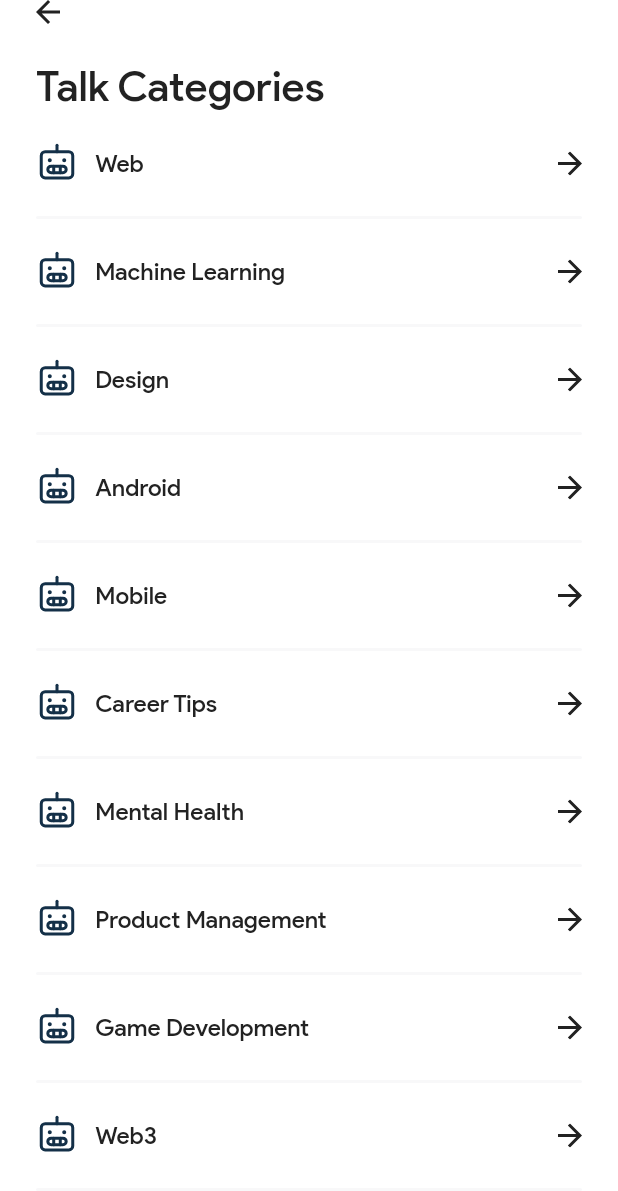
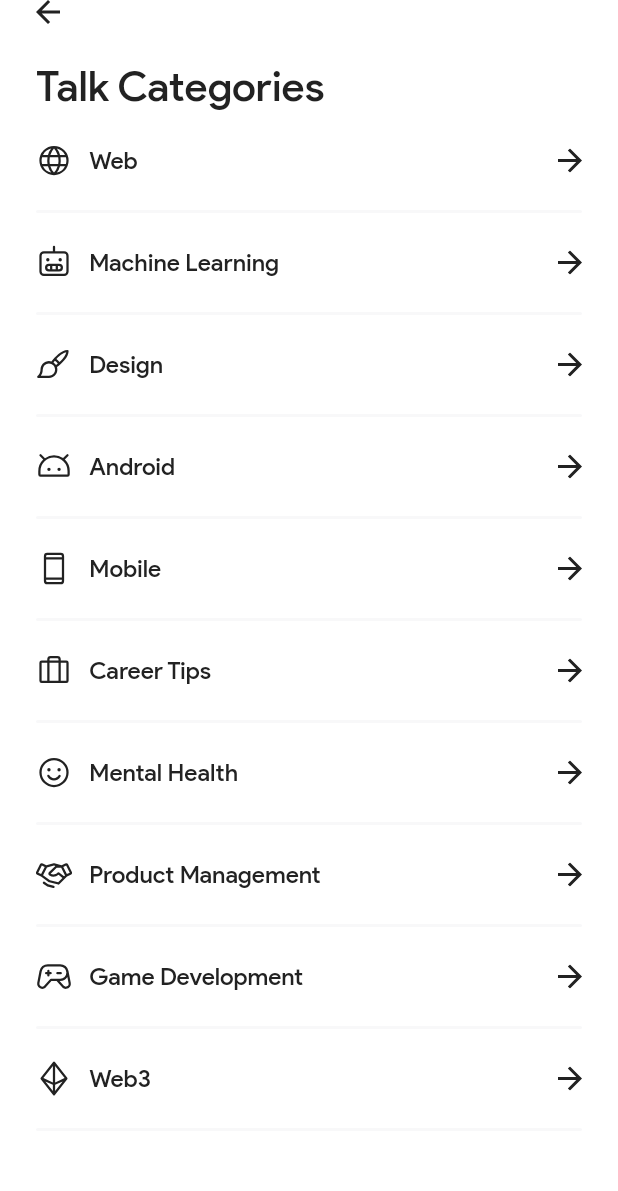
Before and after one commit to geektutor/devfestlagos2022, a Flutter app: the HomePage screen opened directly, after a tap on "View All", on a phone screen of 412 x 824 dp. Shown: the top 1191 px of the screen. Run offline on Flutter 3.47's test engine with Material 2 defaults, Android fonts, the phone set to English and light mode, and no system bars; our stand-ins replace card_swiper, firebase_core, flutter_phosphor_icons, flutter_svg, gap, hooks_riverpod; accounts and stored records are empty; generated files the repository leaves out were written again; project files that could hold a hidden picture were left out.

Commit message:
:bento: chore: migrate to phosphur icon

```diff
--- a/lib/utils/colors.dart
+++ b/lib/utils/colors.dart
@@ -17,6 +17,7 @@ class AppColors {
   static const lightBlue = Color(0xFFF1F6FE);
 
   static const pillBackground = Color(0xFFF1F5F4);
+  static const pillContent = Color(0xFF143048);
 
   static const lightYellow = Color(0xFFFFFBF0);
   static const yellow1 = Color(0xFFFEF4D7);
--- a/lib/views/controller_page/tabs/home/home_page.dart
+++ b/lib/views/controller_page/tabs/home/home_page.dart
@@ -6,6 +6,7 @@ import 'package:devfest/widgets/app_bar.dart';
 import 'package:devfest/widgets/pill_widget.dart';
 import 'package:devfest/widgets/touchable_opacity.dart';
 import 'package:flutter/material.dart';
+import 'package:flutter_phosphor_icons/flutter_phosphor_icons.dart';
 import 'package:gap/gap.dart';
 import 'package:hooks_riverpod/hooks_riverpod.dart';
 
@@ -71,24 +72,44 @@ class HomePage extends HookConsumerWidget {
                     runSpacing: 8,
                     children: const [
                       DevFestPillWidget(
-                        image: 'robot',
+                        icon: Icon(
+                          PhosphorIcons.robot,
+                          size: 21,
+                          color: AppColors.pillContent,
+                        ),
                         title: 'Machine Learning',
                       ),
                       DevFestPillWidget(
-                        image: 'web',
+                        icon: Icon(
+                          PhosphorIcons.globe,
+                          size: 21,
+                          color: AppColors.pillContent,
+                        ),
                         title: 'Web',
                       ),
                       DevFestPillWidget(
-                        image: 'design',
+                        icon: Icon(
+                          PhosphorIcons.paint_brush,
+                          size: 21,
+                          color: AppColors.pillContent,
+                        ),
                         title: 'Design',
                       ),
                       DevFestPillWidget(
-                        image: 'android',
+                        icon: Icon(
+                          PhosphorIcons.android_logo,
+                          size: 21,
+                          color: AppColors.pillContent,
+                        ),
                         title: 'Android',
                       ),
                       DevFestPillWidget(
-                        image: 'flutter',
-                        title: 'Flutter',
+                        icon: Icon(
+                          PhosphorIcons.device_mobile,
+                          size: 21,
+                          color: AppColors.pillContent,
+                        ),
+                        title: 'Mobile',
                       ),
                     ],
                   ),
--- a/lib/views/controller_page/tabs/home/sub_pages/talk_categories_sub_page.dart
+++ b/lib/views/controller_page/tabs/home/sub_pages/talk_categories_sub_page.dart
@@ -3,28 +3,45 @@ import 'package:devfest/utils/colors.dart';
 import 'package:devfest/utils/extensions/extensions.dart';
 import 'package:devfest/widgets/touchable_opacity.dart';
 import 'package:flutter/material.dart';
+import 'package:flutter_phosphor_icons/flutter_phosphor_icons.dart';
 import 'package:flutter_svg/svg.dart';
 import 'package:gap/gap.dart';
 import 'package:hooks_riverpod/hooks_riverpod.dart';
 
 import '../../../../../widgets/app_bar.dart';
 
+class TalkCategory {
+  String name;
+  Icon icon;
+
+  TalkCategory({required this.name, required this.icon});
+}
+
 class TalkCategoriesSubPage extends HookConsumerWidget {
   const TalkCategoriesSubPage({Key? key}) : super(key: key);
 
   @override
   Widget build(BuildContext context, ref) {
-    List<String> categories = [
-      'Web',
-      'Machine Learning',
-      'Design',
-      'Android',
-      'Mobile',
-      'Career Tips',
-      'Mental Health',
-      'Product Management',
-      'Game Development',
-      'Web3'
+    List<TalkCategory> categories = [
+      TalkCategory(name: 'Web', icon: const Icon(PhosphorIcons.globe)),
+      TalkCategory(
+          name: 'Machine Learning', icon: const Icon(PhosphorIcons.robot)),
+      TalkCategory(name: 'Design', icon: const Icon(PhosphorIcons.paint_brush)),
+      TalkCategory(
+          name: 'Android', icon: const Icon(PhosphorIcons.android_logo)),
+      TalkCategory(
+          name: 'Mobile', icon: const Icon(PhosphorIcons.device_mobile)),
+      TalkCategory(
+          name: 'Career Tips', icon: const Icon(PhosphorIcons.suitcase)),
+      TalkCategory(
+          name: 'Mental Health', icon: const Icon(PhosphorIcons.smiley)),
+      TalkCategory(
+          name: 'Product Management',
+          icon: const Icon(PhosphorIcons.handshake)),
+      TalkCategory(
+          name: 'Game Development',
+          icon: const Icon(PhosphorIcons.game_controller)),
+      TalkCategory(name: 'Web3', icon: const Icon(PhosphorIcons.currency_eth)),
     ];
     return Scaffold(
       backgroundColor: AppColors.white,
@@ -61,10 +78,10 @@ class TalkCategoriesSubPage extends HookConsumerWidget {
                         Row(
                           mainAxisSize: MainAxisSize.min,
                           children: [
-                            SvgPicture.asset('robot'.svg),
+                            e.icon,
                             const Gap(11.5),
                             Text(
-                              e,
+                              e.name,
                               style: const TextStyle(
                                 color: AppColors.grey0,
                                 fontSize: 16,
--- a/lib/widgets/pill_widget.dart
+++ b/lib/widgets/pill_widget.dart
@@ -1,19 +1,18 @@
 import 'package:devfest/utils/colors.dart';
 import 'package:devfest/widgets/touchable_opacity.dart';
 import 'package:flutter/material.dart';
-import 'package:flutter_svg/flutter_svg.dart';
 
-import 'package:devfest/utils/extensions/extensions.dart';
 import 'package:gap/gap.dart';
 
 class DevFestPillWidget extends StatelessWidget {
   const DevFestPillWidget({
     super.key,
     required this.title,
-    required this.image,
+    required this.icon,
   });
 
-  final String title, image;
+  final String title;
+  final Icon icon;
 
   @override
   Widget build(BuildContext context) {
@@ -27,7 +26,7 @@ class DevFestPillWidget extends StatelessWidget {
           child: Row(
             mainAxisSize: MainAxisSize.min,
             children: [
-              SvgPicture.asset(image.svg),
+              icon,
               const Gap(11.5),
               Text(
                 title,
--- a/pubspec.yaml
+++ b/pubspec.yaml
@@ -17,6 +17,7 @@ dependencies:
 
   flutter_localizations:
     sdk: flutter
+  flutter_phosphor_icons: ^0.0.1+6
   flutter_svg: ^1.1.4
   gap: ^2.0.0
   google_fonts: ^3.0.1
```
Also changed, not shown: assets/images/svg/android.svg (deleted), assets/images/svg/design.svg (deleted), assets/images/svg/flutter.svg (deleted), assets/images/svg/robot.svg (deleted), assets/images/svg/web.svg (deleted), pubspec.lock.
